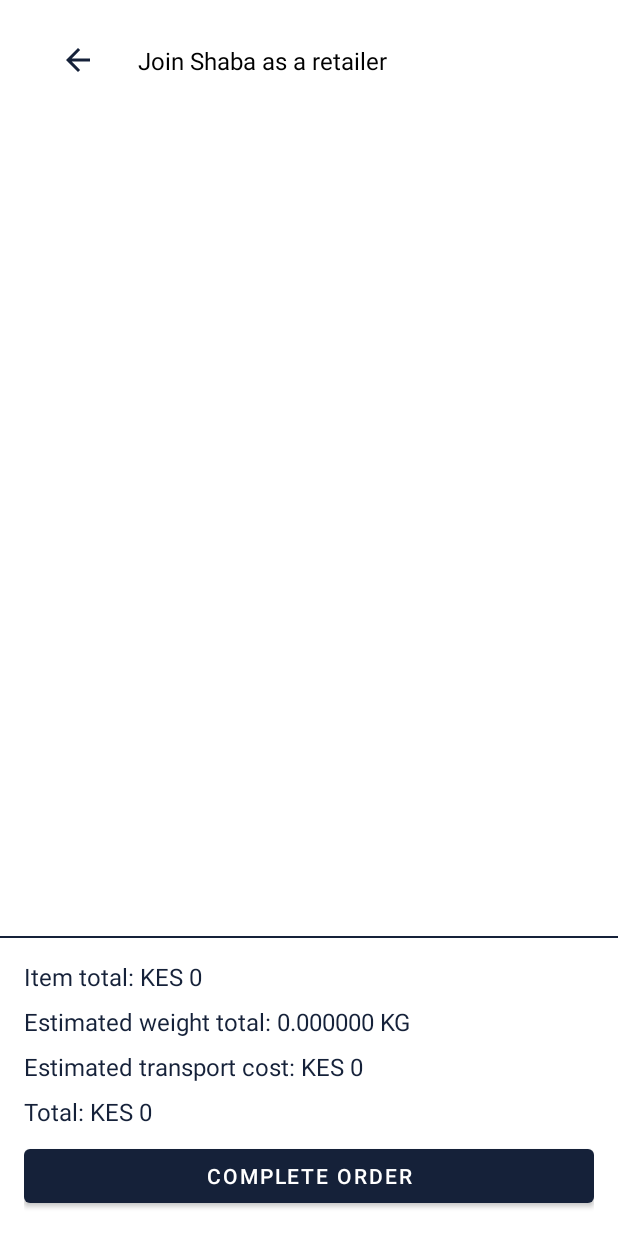
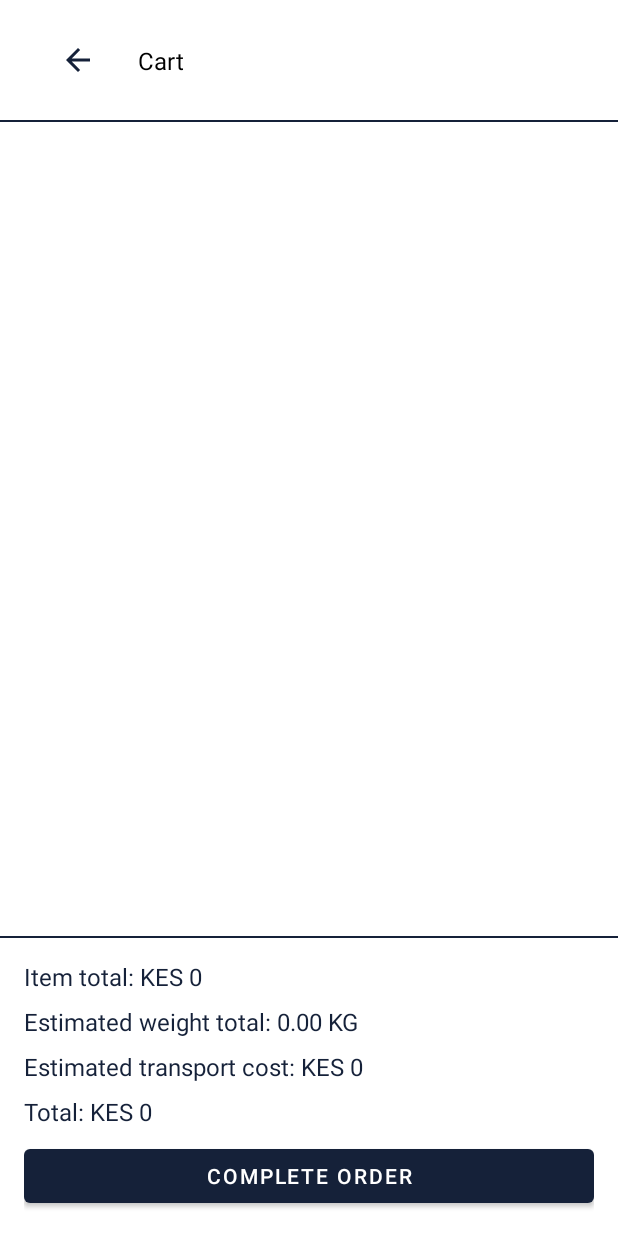
Before and after one commit to jSangKibet/ShabaRetailerApp, an Android app: the fragment CartFragment placed in its activity, on a phone screen of 412 x 824 dp. Run offline under Robolectric (Android 15) with nearby library versions, the phone set to English and light mode, and no system bars; our stand-ins replace Firebase (no records; nobody signed in at launch, a user with empty details on screens opened directly).

Commit message:
Improved cart

```diff
--- a/app/src/main/res/layout/fragment_cart.xml
+++ b/app/src/main/res/layout/fragment_cart.xml
@@ -30,7 +30,7 @@
             android:layout_width="wrap_content"
             android:layout_height="wrap_content"
             android:layout_marginStart="16dp"
-            android:text="@string/join_shaba_as_a_retailer"
+            android:text="@string/cart"
             android:textColor="@color/black"
             android:textSize="16sp"
             app:layout_constraintBottom_toBottomOf="@id/back_button"
@@ -38,11 +38,18 @@
             app:layout_constraintTop_toTopOf="@id/back_button" />
     </androidx.constraintlayout.widget.ConstraintLayout>
 
+    <View
+        android:id="@+id/divider"
+        android:layout_width="match_parent"
+        android:layout_height="1dp"
+        android:background="?attr/colorPrimary"
+        app:layout_constraintTop_toBottomOf="@id/header_layout" />
+
     <androidx.recyclerview.widget.RecyclerView
         android:id="@+id/item_list"
         android:layout_width="match_parent"
         android:layout_height="0dp"
-        android:layout_marginTop="8dp"
+        android:padding="8dp"
         app:layout_constraintBottom_toTopOf="@id/summary_layout"
         app:layout_constraintTop_toBottomOf="@id/header_layout" />
 
--- a/app/src/main/res/values/strings.xml
+++ b/app/src/main/res/values/strings.xml
@@ -45,6 +45,7 @@
     <string name="qty">Qty: %d</string>
     <string name="total_in_cart">%,d x %,d = %,d</string>
     <string name="item_total">Item total: KES %,d</string>
-    <string name="weight_total">Estimated weight total: %,2f KG</string>
+    <string name="weight_total">Estimated weight total: %.2f KG</string>
     <string name="transport">Estimated transport cost: KES %,d</string>
+    <string name="cart">Cart</string>
 </resources>
```
Also changed, not shown: app/src/main/res/layout/list_item_item_in_cart.xml (+9 -11 lines).
